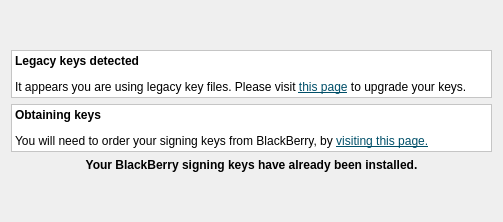
This is src/plugins/qnx/blackberrysetupwizardkeyspage.ui in qt-creator/qt-creator as Qt 5 draws it before an edit. The edited form follows.
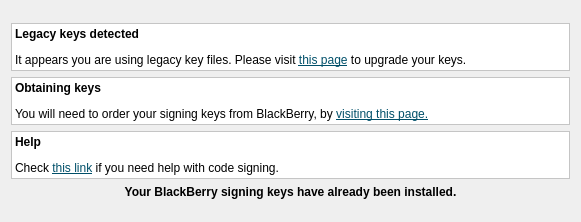
This is the edited form.

Commit message:
Qnx: Fix a broken link in the Setup wizard
* Fix broken link.
* Add a new link for general code signing help.

The edit to the form file:
```diff
--- a/src/plugins/qnx/blackberrysetupwizardkeyspage.ui
+++ b/src/plugins/qnx/blackberrysetupwizardkeyspage.ui
@@ -6,7 +6,7 @@
    <rect>
     <x>0</x>
     <y>0</y>
-    <width>503</width>
+    <width>581</width>
     <height>222</height>
    </rect>
   </property>
@@ -15,14 +15,14 @@
   </property>
   <layout class="QVBoxLayout" name="verticalLayout">
    <item>
-    <spacer name="verticalSpacer">
+    <spacer name="verticalSpacer_2">
      <property name="orientation">
       <enum>Qt::Vertical</enum>
      </property>
      <property name="sizeHint" stdset="0">
       <size>
        <width>20</width>
-       <height>63</height>
+       <height>40</height>
       </size>
      </property>
     </spacer>
@@ -127,7 +127,7 @@
       <enum>QFrame::StyledPanel</enum>
      </property>
      <property name="text">
-      <string>&lt;html&gt;&lt;head/&gt;&lt;body&gt;&lt;p&gt;&lt;span style=&quot; font-weight:600;&quot;&gt;Legacy keys detected&lt;/span&gt;&lt;/p&gt;&lt;p&gt;It appears you are using legacy key files. Please visit &lt;a href=&quot;https://developer.blackberry.com/native/documentation/core/com.qnx.doc.native_sdk.devguide/com.qnx.doc.native_sdk.devguide/topic/bbid_to_sa.html&quot;&gt;&lt;span style=&quot; text-decoration: underline; color:#004f69;&quot;&gt;this page&lt;/span&gt;&lt;/a&gt; to upgrade your keys.&lt;/p&gt;&lt;/body&gt;&lt;/html&gt;</string>
+      <string>&lt;html&gt;&lt;head/&gt;&lt;body&gt;&lt;p&gt;&lt;span style=&quot; font-weight:600;&quot;&gt;Legacy keys detected&lt;/span&gt;&lt;/p&gt;&lt;p&gt;It appears you are using legacy key files. Please visit &lt;a href=&quot;https://developer.blackberry.com/native/documentation/core/com.qnx.doc.native_sdk.devguide/topic/bbid_to_sa.html&quot;&gt;&lt;span style=&quot; text-decoration: underline; color:#004f69;&quot;&gt;this page&lt;/span&gt;&lt;/a&gt; to upgrade your keys.&lt;/p&gt;&lt;/body&gt;&lt;/html&gt;</string>
      </property>
      <property name="textFormat">
       <enum>Qt::RichText</enum>
@@ -265,6 +265,125 @@
      </property>
     </widget>
    </item>
+   <item>
+    <widget class="QLabel" name="helpLabel">
+     <property name="palette">
+      <palette>
+       <active>
+        <colorrole role="Button">
+         <brush brushstyle="SolidPattern">
+          <color alpha="255">
+           <red>255</red>
+           <green>255</green>
+           <blue>255</blue>
+          </color>
+         </brush>
+        </colorrole>
+        <colorrole role="Base">
+         <brush brushstyle="SolidPattern">
+          <color alpha="255">
+           <red>255</red>
+           <green>255</green>
+           <blue>255</blue>
+          </color>
+         </brush>
+        </colorrole>
+        <colorrole role="Window">
+         <brush brushstyle="SolidPattern">
+          <color alpha="255">
+           <red>255</red>
+           <green>255</green>
+           <blue>255</blue>
+          </color>
+         </brush>
+        </colorrole>
+       </active>
+       <inactive>
+        <colorrole role="Button">
+         <brush brushstyle="SolidPattern">
+          <color alpha="255">
+           <red>255</red>
+           <green>255</green>
+           <blue>255</blue>
+          </color>
+         </brush>
+        </colorrole>
+        <colorrole role="Base">
+         <brush brushstyle="SolidPattern">
+          <color alpha="255">
+           <red>255</red>
+           <green>255</green>
+           <blue>255</blue>
+          </color>
+         </brush>
+        </colorrole>
+        <colorrole role="Window">
+         <brush brushstyle="SolidPattern">
+          <color alpha="255">
+           <red>255</red>
+           <green>255</green>
+           <blue>255</blue>
+          </color>
+         </brush>
+        </colorrole>
+       </inactive>
+       <disabled>
+        <colorrole role="Button">
+         <brush brushstyle="SolidPattern">
+          <color alpha="255">
+           <red>255</red>
+           <green>255</green>
+           <blue>255</blue>
+          </color>
+         </brush>
+        </colorrole>
+        <colorrole role="Base">
+         <brush brushstyle="SolidPattern">
+          <color alpha="255">
+           <red>255</red>
+           <green>255</green>
+           <blue>255</blue>
+          </color>
+         </brush>
+        </colorrole>
+        <colorrole role="Window">
+         <brush brushstyle="SolidPattern">
+          <color alpha="255">
+           <red>255</red>
+           <green>255</green>
+           <blue>255</blue>
+          </color>
+         </brush>
+        </colorrole>
+       </disabled>
+      </palette>
+     </property>
+     <property name="autoFillBackground">
+      <bool>true</bool>
+     </property>
+     <property name="frameShape">
+      <enum>QFrame::StyledPanel</enum>
+     </property>
+     <property name="text">
+      <string>&lt;html&gt;&lt;head/&gt;&lt;body&gt;&lt;p&gt;&lt;span style=&quot; font-weight:600;&quot;&gt;Help&lt;/span&gt;&lt;/p&gt;&lt;p&gt;Check &lt;a href=&quot;https://developer.blackberry.com/CodeSigningHelp/codesignhelp.html&quot;&gt;&lt;span style=&quot; text-decoration: underline; color:#004f69;&quot;&gt;this link&lt;/span&gt;&lt;/a&gt; if you need help with code signing.&lt;/p&gt;&lt;/body&gt;&lt;/html&gt;</string>
+     </property>
+     <property name="textFormat">
+      <enum>Qt::RichText</enum>
+     </property>
+     <property name="alignment">
+      <set>Qt::AlignLeading|Qt::AlignLeft|Qt::AlignTop</set>
+     </property>
+     <property name="wordWrap">
+      <bool>false</bool>
+     </property>
+     <property name="openExternalLinks">
+      <bool>false</bool>
+     </property>
+     <property name="textInteractionFlags">
+      <set>Qt::TextBrowserInteraction</set>
+     </property>
+    </widget>
+   </item>
    <item>
     <widget class="QLabel" name="statusLabel">
      <property name="sizePolicy">
@@ -291,14 +410,14 @@
     </widget>
    </item>
    <item>
-    <spacer name="verticalSpacer_2">
+    <spacer name="verticalSpacer">
      <property name="orientation">
       <enum>Qt::Vertical</enum>
      </property>
      <property name="sizeHint" stdset="0">
       <size>
        <width>20</width>
-       <height>62</height>
+       <height>40</height>
       </size>
      </property>
     </spacer>
```
The commit also changes 1 other file.
